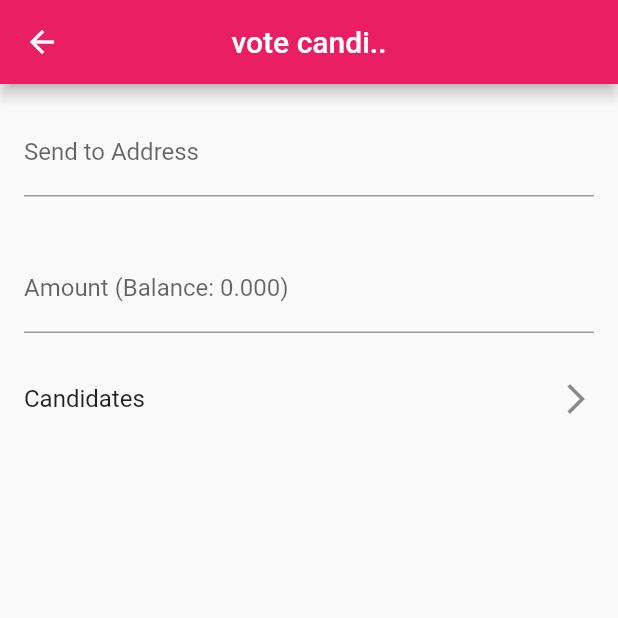
After one commit to polkawallet-io/polkawallet-flutter, a Flutter app: the CouncilVote screen opened by its route, on a phone screen of 412 x 824 dp, the top half of it. The commit adds this screen. Run offline on Flutter 3.47's test engine with Material 2 defaults, Android fonts, the phone set to English and light mode, and no system bars; our stand-ins replace charts_flutter, flutter_local_notifications, flutter_mobx, mobx, package_info, permission_handler and 3 more; missing offline and left inert: flutter_qr_reader, flutter_webview_plugin; accounts and stored records are empty; generated files the repository leaves out were written again.

Commit message:
add candidate voting page WIP

```diff
--- a/lib/app.dart
+++ b/lib/app.dart
@@ -4,6 +4,7 @@ import 'package:flutter/material.dart';
 import 'package:flutter_localizations/flutter_localizations.dart';
 import 'package:flutter_mobx/flutter_mobx.dart';
 import 'package:polka_wallet/page/governance/sencondary/candidateDetail.dart';
+import 'package:polka_wallet/page/governance/sencondary/councilVote.dart';
 import 'package:polka_wallet/service/notification.dart';
 import 'package:polka_wallet/page/assets/secondary/asset/asset.dart';
 import 'package:polka_wallet/page/assets/secondary/receive/receive.dart';
@@ -137,6 +138,7 @@ class _WalletAppState extends State<WalletApp> {
         '/staking/payee': (_) => SetPayee(_appStore),
         '/staking/confirm': (_) => TxConfirm(_appStore),
         '/gov/candidate': (_) => CandidateDetail(_appStore),
+        '/gov/vote': (_) => CouncilVote(_appStore),
         '/profile/account': (_) =>
             AccountManage(_appStore.api, _appStore.account),
         '/profile/contacts': (_) => Contacts(_appStore.settings),
--- a/lib/common/components/accountInfo.dart
+++ b/lib/common/components/accountInfo.dart
@@ -10,25 +10,28 @@ class AccountInfo extends StatelessWidget {
   @override
   Widget build(BuildContext context) {
     List<Widget> list = [];
-    List<Widget> ls = List<Widget>.from(accInfo['identity'].keys.map((k) {
-      if (k == 'judgements') {
-        return Container();
-      }
-      return Row(
+
+    if (accInfo != null) {
+      List<Widget> ls = [];
+      accInfo['identity'].keys.forEach((k) {
+        if (k != 'judgements') {
+          ls.add(Row(
             children: <Widget>[
               Container(
                 width: 80,
                 child: Text(k),
               ),
-          Text(accInfo['identity'][k]),
+              Text(accInfo['identity'][k].toString()),
             ],
-      );
-    }));
+          ));
+        }
+      });
 
       if (ls.length > 0) {
         list.add(Divider());
         list.add(Container(height: 4));
         list.addAll(ls);
+      }
     }
 
     return Column(
@@ -53,7 +56,8 @@ class AccountInfo extends StatelessWidget {
             : Container(
                 padding: EdgeInsets.only(left: 24, right: 24, bottom: 4),
                 child: Column(
-                    crossAxisAlignment: CrossAxisAlignment.start, children: ls),
+                    crossAxisAlignment: CrossAxisAlignment.start,
+                    children: list),
               )
       ],
     );
--- a/lib/page/governance/council.dart
+++ b/lib/page/governance/council.dart
@@ -71,7 +71,7 @@ class _CouncilState extends State<Council> {
           Divider(height: 40),
           RoundedButton(
             text: dic['vote'],
-            onPressed: () => print('vote'),
+            onPressed: () => Navigator.of(context).pushNamed('/gov/vote'),
           )
         ],
       ),
--- a/lib/page/governance/sencondary/candidateDetail.dart
+++ b/lib/page/governance/sencondary/candidateDetail.dart
@@ -30,8 +30,9 @@ class CandidateDetail extends StatelessWidget {
                 crossAxisAlignment: CrossAxisAlignment.center,
                 children: <Widget>[
                   AccountInfo(accInfo: accInfo, address: info[0]),
+                  Divider(),
                   Padding(
-                    padding: EdgeInsets.only(top: 16, bottom: 8),
+                    padding: EdgeInsets.only(top: 8, bottom: 8),
                     child: Text('${Fmt.token(int.parse(info[1]))} $symbol',
                         style: style),
                   ),
--- /dev/null
+++ b/lib/page/governance/sencondary/councilVote.dart
@@ -0,0 +1,115 @@
+import 'dart:math';
+
+import 'package:flutter/cupertino.dart';
+import 'package:flutter/material.dart';
+import 'package:flutter_mobx/flutter_mobx.dart';
+import 'package:polka_wallet/common/regInputFormatter.dart';
+import 'package:polka_wallet/store/app.dart';
+import 'package:polka_wallet/utils/format.dart';
+import 'package:polka_wallet/utils/i18n/index.dart';
+
+class CouncilVote extends StatefulWidget {
+  CouncilVote(this.store);
+  final AppStore store;
+  @override
+  _CouncilVote createState() => _CouncilVote(store);
+}
+
+class _CouncilVote extends State<CouncilVote> {
+  _CouncilVote(this.store);
+  final AppStore store;
+
+  final _formKey = GlobalKey<FormState>();
+
+  final TextEditingController _amountCtrl = new TextEditingController();
+
+  List<String> _selected = List<String>();
+
+  Widget _buildSelectedList() {
+    return Column(
+      children: List<Widget>.from(_selected.map((address) => Text(address))),
+    );
+  }
+
+  @override
+  Widget build(BuildContext context) {
+    return Scaffold(
+      appBar: AppBar(
+        title: Text('vote candi..'),
+        centerTitle: true,
+      ),
+      body: Observer(
+        builder: (_) {
+          final Map<String, String> dic = I18n.of(context).assets;
+          int decimals = store.settings.networkState.tokenDecimals;
+
+          int balance = Fmt.balanceInt(store.assets.balance);
+          int available = balance;
+          bool hasStakingData = store.staking.ledger['stakingLedger'] != null;
+          if (hasStakingData) {
+            int bonded = store.staking.ledger['stakingLedger']['active'];
+            int unlocking = 0;
+            List unlockingList =
+                store.staking.ledger['stakingLedger']['unlocking'];
+            unlockingList.forEach((i) => unlocking += i['value']);
+            available = balance - bonded - unlocking;
+          }
+
+          return ListView(
+            children: <Widget>[
+              Form(
+                key: _formKey,
+                child: Column(
+                  children: <Widget>[
+                    Padding(
+                      padding: EdgeInsets.all(16),
+                      child: TextFormField(
+                        decoration: InputDecoration(labelText: dic['address']),
+                        initialValue: store.account.currentAccount.address,
+                      ),
+                    ),
+                    Padding(
+                      padding: EdgeInsets.all(16),
+                      child: TextFormField(
+                        decoration: InputDecoration(
+                          hintText: dic['amount'],
+                          labelText:
+                              '${dic['amount']} (${dic['balance']}: ${Fmt.token(available)})',
+                        ),
+                        inputFormatters: [
+                          RegExInputFormatter.withRegex(
+                              '^[0-9]{0,6}(\\.[0-9]{0,$decimals})?\$')
+                        ],
+                        controller: _amountCtrl,
+                        keyboardType:
+                            TextInputType.numberWithOptions(decimal: true),
+                        validator: (v) {
+                          if (v.isEmpty) {
+                            return dic['amount.error'];
+                          }
+                          if (double.parse(v.trim()) >=
+                              available / pow(10, decimals) - 0.02) {
+                            return dic['amount.low'];
+                          }
+                          return null;
+                        },
+                      ),
+                    ),
+                    ListTile(
+                      title: Text(I18n.of(context).gov['candidate']),
+                      trailing: Icon(Icons.arrow_forward_ios),
+                      onTap: () {
+                        print('select candidate');
+                      },
+                    ),
+                    _buildSelectedList()
+                  ],
+                ),
+              )
+            ],
+          );
+        },
+      ),
+    );
+  }
+}
```
Lines whose indentation alone changed are shown as unchanged.
